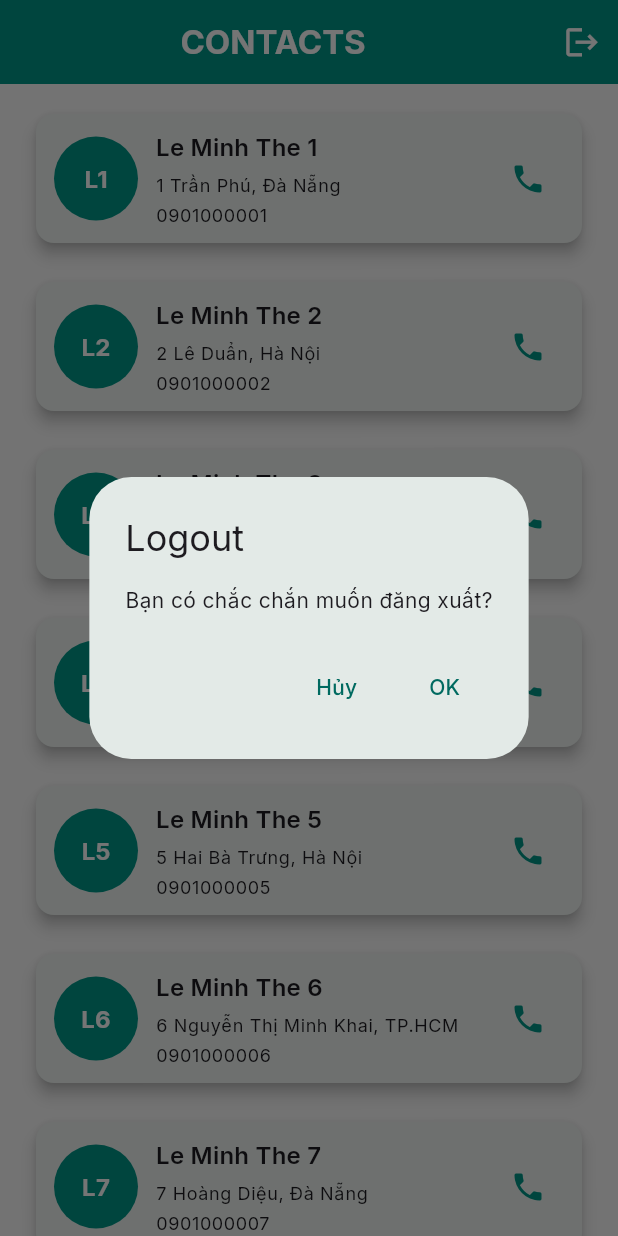
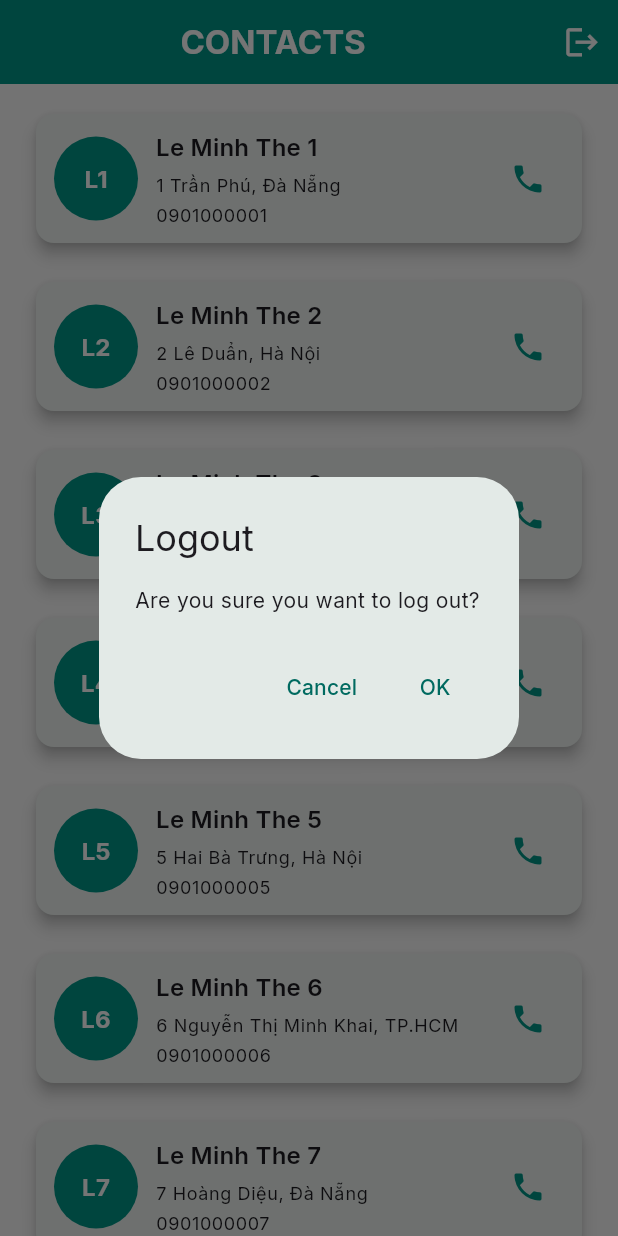
Before and after one commit to leeminhhthee/login_with_bloc_flutter, a Flutter app: the HomeScreen screen opened directly, after a tap on the "logout" icon, on a phone screen of 412 x 824 dp. Run offline on Flutter 3.47's test engine with Material 3 defaults, Android fonts, the phone set to English and light mode, and no system bars; our stand-ins replace delightful_toast, equatable, flutter_bloc, google_fonts, shared_preferences; accounts and stored records are empty.

Commit message:
update comment

```diff
--- a/lib/config/app_theme.dart
+++ b/lib/config/app_theme.dart
@@ -12,7 +12,7 @@ ThemeData appLightTheme() {
       brightness: Brightness.light,
     ),
     textTheme: GoogleFonts.interTextTheme(base.textTheme),
-    scaffoldBackgroundColor: Colors.grey[50], // nền light
+    scaffoldBackgroundColor: Colors.grey[50], // light bg
     appBarTheme: const AppBarTheme(
       backgroundColor: Colors.white,
       foregroundColor: Colors.black,
--- a/lib/features/contacts/presentation/screens/contact_detail_screen.dart
+++ b/lib/features/contacts/presentation/screens/contact_detail_screen.dart
@@ -45,7 +45,7 @@ class ContactDetailScreen extends StatelessWidget {
           children: [
             const SizedBox(height: 24),
 
-            // Avatar với Hero animation
+            // Avatar with Hero animation
             Hero(
               tag: 'contact_avatar_${contact.id}',
               child: CircleAvatar(
@@ -63,7 +63,7 @@ class ContactDetailScreen extends StatelessWidget {
             ),
             const SizedBox(height: 20),
 
-            // Thông tin chi tiết trong Card
+            // Detailed information in Card
             Padding(
               padding: const EdgeInsets.symmetric(horizontal: 16.0),
               child: Column(
@@ -111,7 +111,7 @@ class ContactDetailScreen extends StatelessWidget {
         ),
       ),
 
-      // Nút Call ở dưới cùng
+      // Call button at the bottom
       bottomNavigationBar: Padding(
         padding: const EdgeInsets.all(16.0),
         child: ElevatedButton.icon(
--- a/lib/features/contacts/presentation/screens/home_screen.dart
+++ b/lib/features/contacts/presentation/screens/home_screen.dart
@@ -29,7 +29,7 @@ class _HomeScreenState extends State<HomeScreen> {
   @override
   void initState() {
     super.initState();
-    // Khi vào Home, tự động load contacts
+    // When entering Home, automatically load contacts
     context.read<ContactBloc>().add(LoadContacts());
   }
 
@@ -38,11 +38,11 @@ class _HomeScreenState extends State<HomeScreen> {
       context: context,
       builder: (ctx) => AlertDialog(
         title: const Text('Logout'),
-        content: const Text('Bạn có chắc chắn muốn đăng xuất?'),
+        content: const Text('Are you sure you want to log out?'),
         actions: [
           TextButton(
             onPressed: () => Navigator.of(ctx).pop(),
-            child: const Text('Hủy'),
+            child: const Text('Cancel'),
           ),
           TextButton(
             onPressed: () {
@@ -106,7 +106,7 @@ class _HomeScreenState extends State<HomeScreen> {
               },
             ),
 
-            // Danh sách contacts
+            // Contact list
             Expanded(
               child: BlocBuilder<ContactBloc, ContactState>(
                 builder: (context, state) {
--- a/lib/main.dart
+++ b/lib/main.dart
@@ -52,7 +52,7 @@ class MyApp extends StatelessWidget {
             loginUser: loginUser,
             logoutUser: logoutUser,
             getCurrentUser: getCurrentUser,
-          )..add(CheckAuthStatus()), // kiểm tra trạng thái ngay khi khởi động
+          )..add(CheckAuthStatus()), // check status immediately on startup
         ),
         BlocProvider<ContactBloc>(create: (_) => ContactBloc(contactRepo)),
       ],
```
